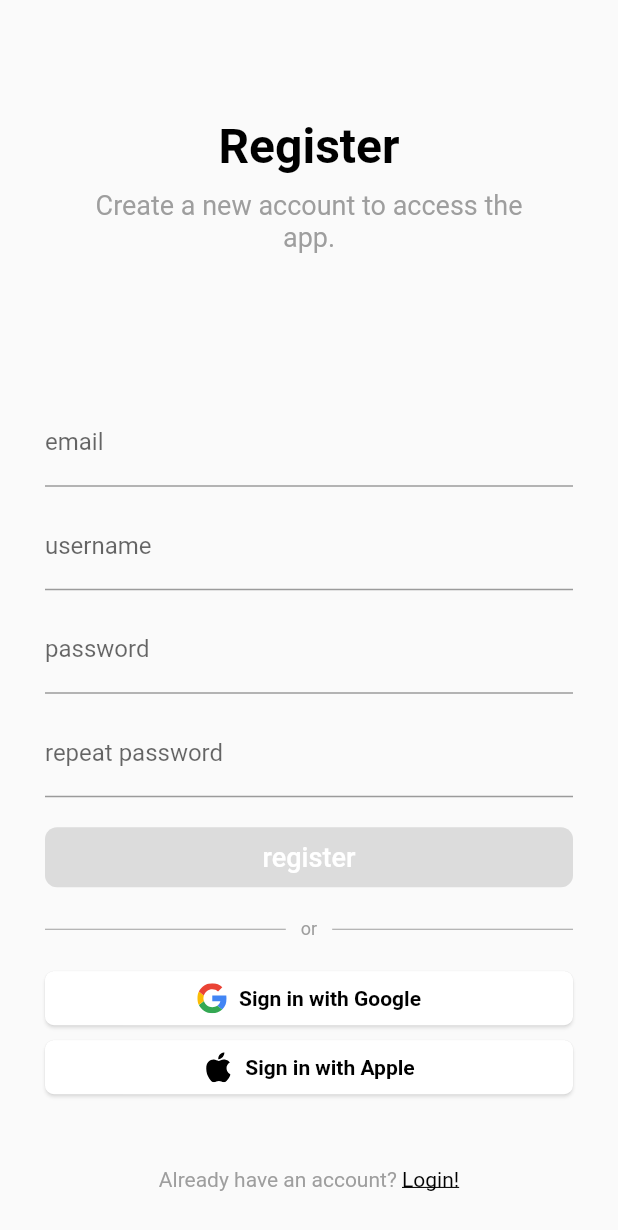
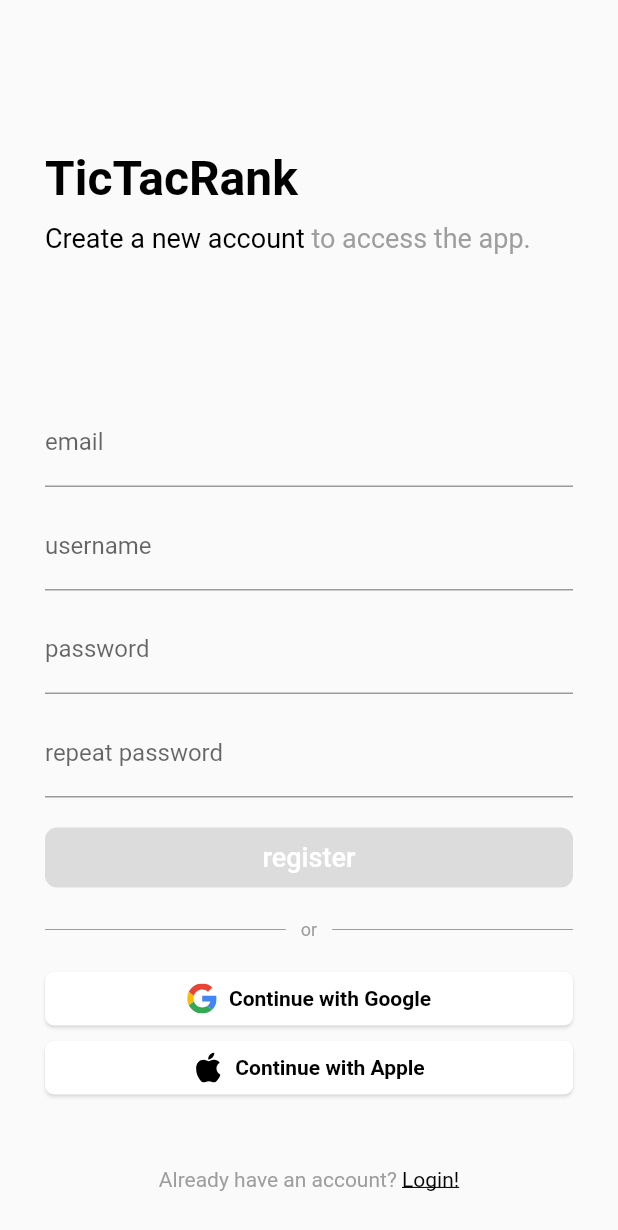
Before and after one commit to mouraa0/tic-tac-rank, a Flutter app: the RegisterScreen screen opened by its route, on a phone screen of 412 x 824 dp. Shown: the top 1230 px of the screen. Run offline on Flutter 3.47's test engine with Material 2 defaults, Android fonts, the phone set to English and light mode, and no system bars; our stand-ins replace flutter_svg, get.

Commit message:
feat: changes in login and register screen structures in app

```diff
--- a/tic_tac_rank_app/lib/core/styles/text/text_styles.dart
+++ b/tic_tac_rank_app/lib/core/styles/text/text_styles.dart
@@ -11,6 +11,12 @@ class AppTextStyles {
     fontSize: 18,
     fontWeight: FontWeight.normal,
     color: Colors.grey,
+  );
+
+  static TextStyle pageSubtitleHighlighted = const TextStyle(
+    color: Colors.black,
+    fontSize: 18,
+    fontWeight: FontWeight.normal,
   );
 
   static TextStyle details = const TextStyle(
--- a/tic_tac_rank_app/lib/core/widgets/buttons/app_button_external_account_widget.dart
+++ b/tic_tac_rank_app/lib/core/widgets/buttons/app_button_external_account_widget.dart
@@ -6,12 +6,14 @@ class AppButtonExternalAccountWidget extends StatelessWidget {
   final String icon;
   final String text;
   final Function()? onPressed;
+  final bool isLogin;
 
   const AppButtonExternalAccountWidget({
     Key? key,
     required this.icon,
     required this.text,
     required this.onPressed,
+    required this.isLogin,
   }) : super(key: key);
 
   @override
@@ -37,7 +39,7 @@ class AppButtonExternalAccountWidget extends StatelessWidget {
             ),
             const SizedBox(width: 8),
             Text(
-              'Sign in with $text',
+              '${isLogin ? 'Sign in' : 'Continue'} with $text',
               style: AppTextStyles.buttonExternalAccount,
             ),
           ],
--- a/tic_tac_rank_app/lib/core/widgets/forms/external_accounts_options/forms_external_accounts_options_widget.dart
+++ b/tic_tac_rank_app/lib/core/widgets/forms/external_accounts_options/forms_external_accounts_options_widget.dart
@@ -2,7 +2,12 @@ import 'package:flutter/material.dart';
 import 'package:tic_tac_rank_app/core/widgets/buttons/app_button_external_account_widget.dart';
 
 class AppFormsExternalAccountsOptionsWidget extends StatelessWidget {
-  const AppFormsExternalAccountsOptionsWidget({super.key});
+  final bool isLogin;
+
+  const AppFormsExternalAccountsOptionsWidget({
+    super.key,
+    required this.isLogin,
+  });
 
   @override
   Widget build(BuildContext context) {
@@ -11,12 +16,14 @@ class AppFormsExternalAccountsOptionsWidget extends StatelessWidget {
         AppButtonExternalAccountWidget(
           icon: 'google_logo_icon.svg',
           text: 'Google',
+          isLogin: isLogin,
           onPressed: () {},
         ),
         const SizedBox(height: 10),
         AppButtonExternalAccountWidget(
           icon: 'apple_logo_icon.svg',
           text: 'Apple',
+          isLogin: isLogin,
           onPressed: () {},
         ),
       ],
--- a/tic_tac_rank_app/lib/core/widgets/forms/text_span/forms_text_span_widget.dart
+++ b/tic_tac_rank_app/lib/core/widgets/forms/text_span/forms_text_span_widget.dart
@@ -16,7 +16,8 @@ class AppFormsTextSpanWidget extends StatelessWidget {
 
   @override
   Widget build(BuildContext context) {
-    return RichText(
+    return Center(
+      child: RichText(
         text: TextSpan(
           text: infoText,
           style: AppTextStyles.textSpan,
@@ -28,6 +29,7 @@ class AppFormsTextSpanWidget extends StatelessWidget {
             ),
           ],
         ),
+      ),
     );
   }
 }
--- a/tic_tac_rank_app/lib/core/widgets/forms/title/forms_title_widget.dart
+++ b/tic_tac_rank_app/lib/core/widgets/forms/title/forms_title_widget.dart
@@ -3,7 +3,7 @@ import 'package:tic_tac_rank_app/core/styles/text/text_styles.dart';
 
 class AppFormsTitleWidget extends StatelessWidget {
   final String title;
-  final String subtitle;
+  final List<String> subtitle;
 
   const AppFormsTitleWidget({
     Key? key,
@@ -14,17 +14,32 @@ class AppFormsTitleWidget extends StatelessWidget {
   @override
   Widget build(BuildContext context) {
     return Column(
+      crossAxisAlignment: CrossAxisAlignment.start,
       children: [
-        Text(title, style: AppTextStyles.pageTitle),
+        Text('TicTacRank', style: AppTextStyles.pageTitle),
         const SizedBox(height: 10),
-        Padding(
-          padding: const EdgeInsets.symmetric(horizontal: 30),
-          child: Text(
-            subtitle,
-            textAlign: TextAlign.center,
-            style: AppTextStyles.pageSubtitle,
+        RichText(
+          text: TextSpan(
+            children: [
+              TextSpan(
+                text: subtitle[0],
+                style: AppTextStyles.pageSubtitleHighlighted,
+              ),
+              TextSpan(
+                text: subtitle[1],
+                style: AppTextStyles.pageSubtitle,
+              ),
+            ],
           ),
         ),
+        // Padding(
+        //   padding: const EdgeInsets.symmetric(horizontal: 30),
+        //   child: Text(
+        //     subtitle,
+        //     textAlign: TextAlign.center,
+        //     style: AppTextStyles.pageSubtitle,
+        //   ),
+        // ),
       ],
     );
   }
--- a/tic_tac_rank_app/lib/presenter/login/view/login_screen.dart
+++ b/tic_tac_rank_app/lib/presenter/login/view/login_screen.dart
@@ -19,18 +19,19 @@ class LoginScreen extends StatelessWidget {
           height: MediaQuery.of(context).size.height,
           padding: const EdgeInsets.all(30),
           child: Column(
+            crossAxisAlignment: CrossAxisAlignment.start,
             children: [
-              const Spacer(flex: 1),
+              const SizedBox(height: 70),
               const AppFormsTitleWidget(
                 title: 'Login',
-                subtitle: 'Enter your credentials to continue.',
+                subtitle: ['Enter your credentials', ' to continue.'],
               ),
               const Spacer(flex: 2),
               const _TextFieldAreaComponent(),
               const SizedBox(height: 20),
               const AppFormsDividerWidget(),
               const SizedBox(height: 20),
-              const AppFormsExternalAccountsOptionsWidget(),
+              const AppFormsExternalAccountsOptionsWidget(isLogin: true),
               const Spacer(flex: 1),
               AppFormsTextSpanWidget(
                 infoText: "Don't have an account? ",
--- a/tic_tac_rank_app/lib/presenter/register/view/register_screen.dart
+++ b/tic_tac_rank_app/lib/presenter/register/view/register_screen.dart
@@ -19,18 +19,19 @@ class RegisterScreen extends StatelessWidget {
           height: MediaQuery.of(context).size.height,
           padding: const EdgeInsets.all(30),
           child: Column(
+            crossAxisAlignment: CrossAxisAlignment.start,
             children: [
-              const Spacer(flex: 1),
+              const SizedBox(height: 70),
               const AppFormsTitleWidget(
                 title: 'Register',
-                subtitle: "Create a new account to access the app.",
+                subtitle: ["Create a new account", " to access the app."],
               ),
               const Spacer(flex: 2),
               const _TextFieldAreaComponent(),
               const SizedBox(height: 20),
               const AppFormsDividerWidget(),
               const SizedBox(height: 20),
-              const AppFormsExternalAccountsOptionsWidget(),
+              const AppFormsExternalAccountsOptionsWidget(isLogin: false),
               const Spacer(flex: 1),
               AppFormsTextSpanWidget(
                 infoText: "Already have an account? ",
```
Lines whose indentation alone changed are shown as unchanged.
